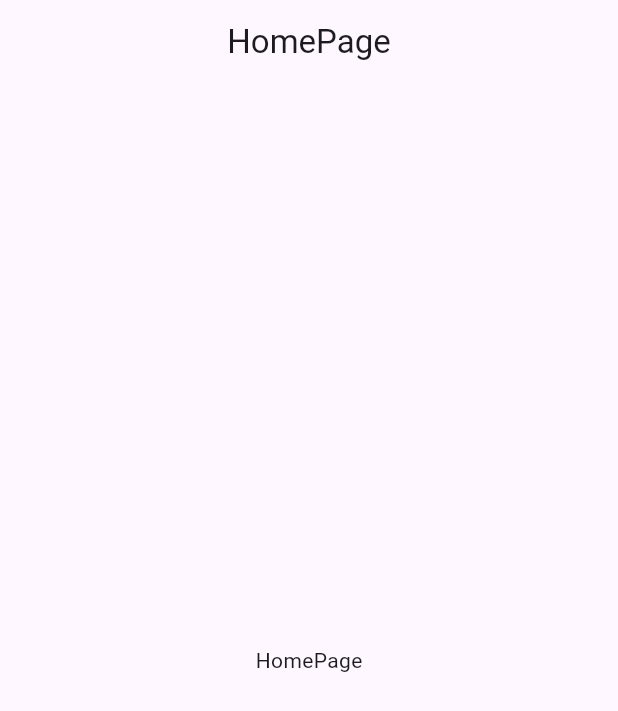
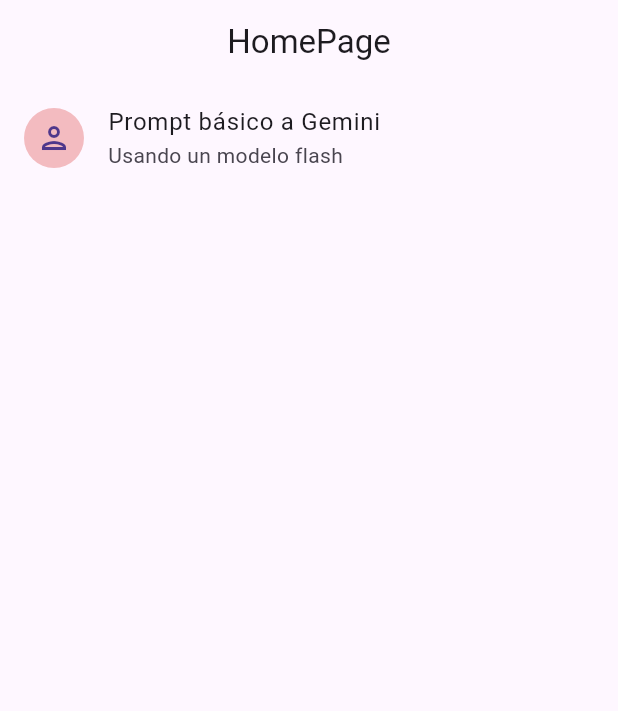
Before and after one commit to AlDaniel1337/fl_gemini_app, a Flutter app: the screen it shows after launch, on a phone screen of 412 x 824 dp. Shown: the top 711 px of the screen. Run offline on Flutter 3.47's test engine with Material 3 defaults, Android fonts, the phone set to English and light mode, and no system bars; our stand-ins replace get.

Commit message:
Agregada navegación inicial

```diff
--- a/lib/config/navigation/routes.dart
+++ b/lib/config/navigation/routes.dart
@@ -1,15 +1,33 @@
+import 'package:gemini_app/presentation/pages/basic_prompt/basic_prompt.page.dart';
 import 'package:gemini_app/presentation/pages/home/home.page.dart';
 import 'package:get/get.dart';
 
-class Routes{
+enum Routes {
+  home        (url: HomePage.route ),
+  basicPrompt (url: BasicPromptPage.route );
+
+  const Routes({
+    required String url
+  }) : _url = url;
+
+  final String _url;
+  String get url => _url;
+}
+
+
+
+class Navigation{
 
   static const String home = HomePage.route;
 
   static List<GetPage> getRoutes(){
     List<GetPage> pages = [
       GetPage(name: HomePage.route, page:() => const HomePage()),
+      GetPage(name: BasicPromptPage.route, page:() => const BasicPromptPage()),
     ];
 
     return pages;
   }
+
+  static goToPage({required Routes page}) => Get.toNamed( page.url );
 }
--- a/lib/main.dart
+++ b/lib/main.dart
@@ -18,8 +18,8 @@ class MyApp extends StatelessWidget {
       title: 'Gemini App',
 
       // Rutas
-      initialRoute: Routes.home,
-      getPages: Routes.getRoutes(),
+      initialRoute: Navigation.home,
+      getPages: Navigation.getRoutes(),
       navigatorKey: Get.key,
     );
   }
--- a/lib/presentation/pages/home/home.page.dart
+++ b/lib/presentation/pages/home/home.page.dart
@@ -1,4 +1,5 @@
 import 'package:flutter/material.dart';
+import 'package:gemini_app/config/navigation/routes.dart';
 
 class HomePage extends StatelessWidget {
 
@@ -15,9 +16,19 @@ class HomePage extends StatelessWidget {
         centerTitle: true,
       ),
 
-      body: const Center(
-        child: Text('HomePage'),
-      ),
+      body: ListView(
+        children: [
+          ListTile(
+            leading: const CircleAvatar(
+              backgroundColor: Color.fromARGB(255, 243, 187, 192),
+              child: Icon( Icons.person_outlined ),
+            ),
+            title: const Text("Prompt básico a Gemini"),
+            subtitle: const Text("Usando un modelo flash"),
+            onTap: () => Navigation.goToPage( page: Routes.basicPrompt ),
+          )
+        ],
+      )
     );
   }
 }
```
